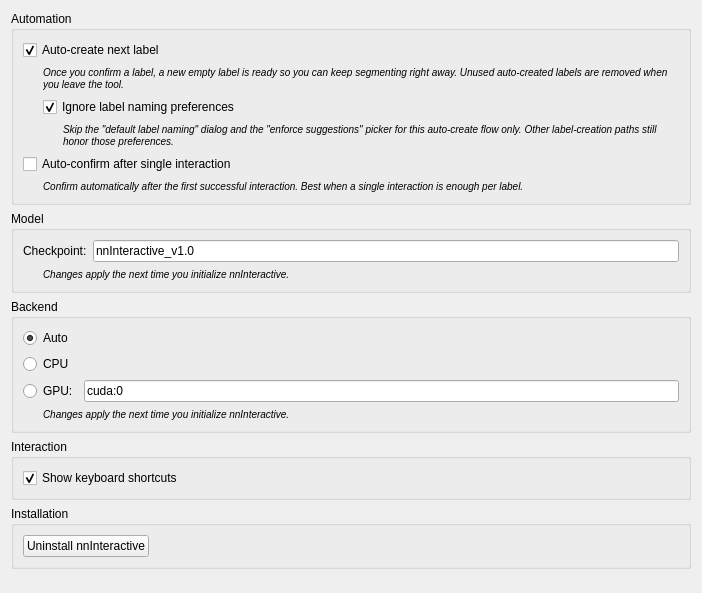
MITK/MITK, file Plugins/org.mitk.gui.qt.segmentation/src/internal/QmitknnInteractivePreferencePage.ui: the form before one commit.
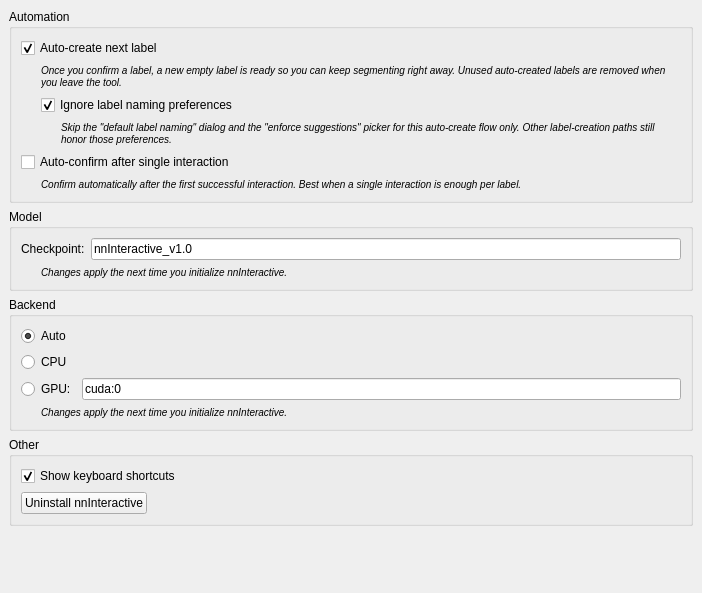
The form after the commit.

Commit message: Restructure nnInteractive preferences layout

```diff
--- a/Plugins/org.mitk.gui.qt.segmentation/src/internal/QmitknnInteractivePreferencePage.ui
+++ b/Plugins/org.mitk.gui.qt.segmentation/src/internal/QmitknnInteractivePreferencePage.ui
@@ -13,6 +13,36 @@
   <property name="windowTitle">
    <string>Form</string>
   </property>
+  <layout class="QVBoxLayout" name="rootLayout">
+   <property name="leftMargin">
+    <number>0</number>
+   </property>
+   <property name="topMargin">
+    <number>0</number>
+   </property>
+   <property name="rightMargin">
+    <number>0</number>
+   </property>
+   <property name="bottomMargin">
+    <number>0</number>
+   </property>
+   <item>
+    <widget class="QScrollArea" name="scrollArea">
+     <property name="frameShape">
+      <enum>QFrame::Shape::NoFrame</enum>
+     </property>
+     <property name="widgetResizable">
+      <bool>true</bool>
+     </property>
+     <widget class="QWidget" name="scrollAreaContents">
+      <property name="geometry">
+       <rect>
+        <x>0</x>
+        <y>0</y>
+        <width>702</width>
+        <height>593</height>
+       </rect>
+      </property>
   <layout class="QVBoxLayout" name="verticalLayout_3">
    <item>
     <widget class="QGroupBox" name="automationGroupBox">
@@ -249,9 +279,9 @@
    <item>
     <widget class="QGroupBox" name="interactionGroupBox">
      <property name="title">
-      <string>Interaction</string>
-     </property>
-     <layout class="QVBoxLayout" name="interactionLayout">
+          <string>Other</string>
+         </property>
+         <layout class="QVBoxLayout" name="otherLayout">
       <item>
        <widget class="QCheckBox" name="showShortcutsInLabelsCheckBox">
         <property name="text">
@@ -262,15 +292,6 @@
         </property>
        </widget>
       </item>
-     </layout>
-    </widget>
-   </item>
-   <item>
-    <widget class="QGroupBox" name="installationGroupBox">
-     <property name="title">
-      <string>Installation</string>
-     </property>
-     <layout class="QVBoxLayout" name="installationLayout">
       <item>
        <layout class="QHBoxLayout" name="uninstallLayout">
         <item>
@@ -288,7 +309,7 @@
           <property name="sizeHint" stdset="0">
            <size>
             <width>40</width>
-            <height>20</height>
+                <height>0</height>
            </size>
           </property>
          </spacer>
@@ -306,10 +327,14 @@
      <property name="sizeHint" stdset="0">
       <size>
        <width>20</width>
-       <height>335</height>
+           <height>0</height>
       </size>
      </property>
     </spacer>
+       </item>
+      </layout>
+     </widget>
+    </widget>
    </item>
   </layout>
  </widget>
```
Left out of the diff: 2 changed lines with no effect on the pictures. Lines whose indentation alone changed are shown as unchanged. The commit also changes 1 other file.
